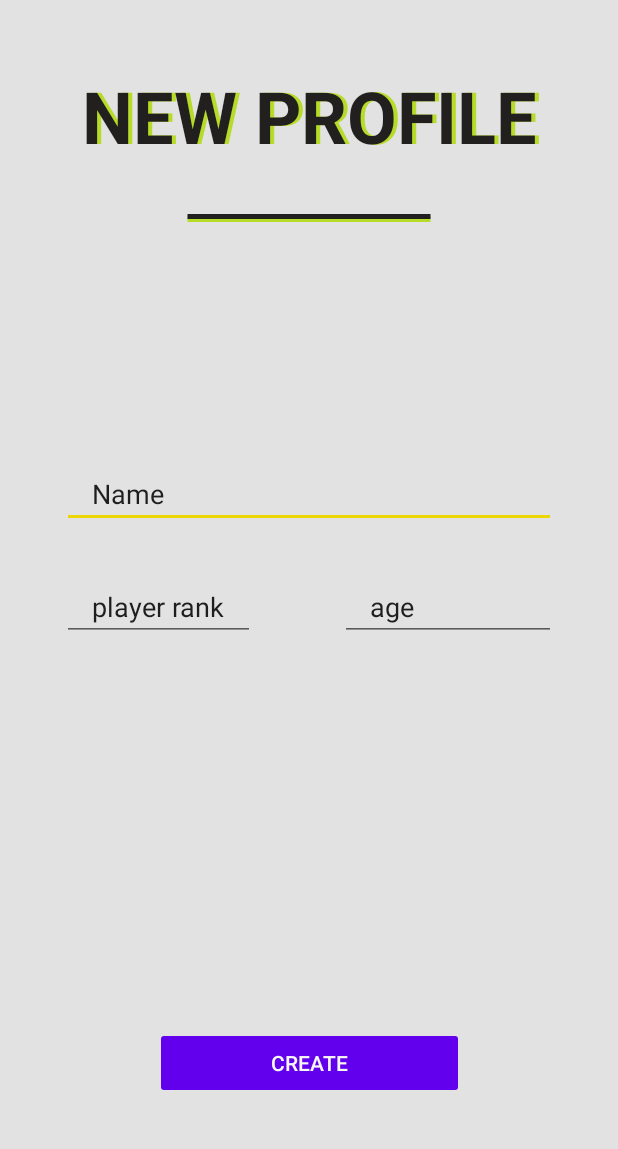
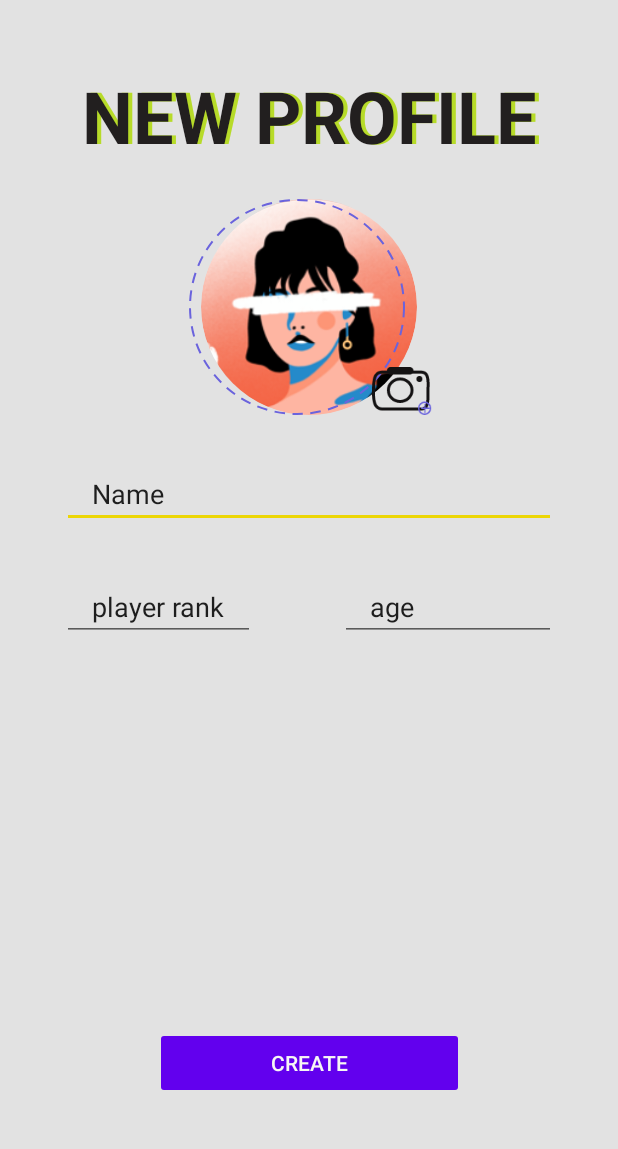
Before and after one commit to DanielIKKA/TennisTrackerApp, an Android app: the screen it shows after launch (MainActivity), in the side drawer, after a tap on "New player", on a phone screen of 412 x 824 dp, the part 62-1211 px from its top. Run offline under Robolectric (Android 15) with nearby library versions, the phone set to English and light mode, and no system bars; our stand-ins replace CircleImageView.

Commit message:
add image on xml

```diff
--- a/app/src/main/res/drawable/circle.xml
+++ b/app/src/main/res/drawable/circle.xml
@@ -5,8 +5,8 @@
             <stroke
                 android:color="@color/colorAccent_secondary"
                 android:dashGap="5sp"
-                android:dashWidth="10sp"
-                android:width="1.5sp"/>
+                android:dashWidth="7sp"
+                android:width="1sp"/>
         </shape>
     </item>
 </selector>
--- a/app/src/main/res/layout/fragment_new_profile.xml
+++ b/app/src/main/res/layout/fragment_new_profile.xml
@@ -1,5 +1,6 @@
 <?xml version="1.0" encoding="utf-8"?>
-<androidx.constraintlayout.widget.ConstraintLayout xmlns:android="http://schemas.android.com/apk/res/android"
+<androidx.constraintlayout.widget.ConstraintLayout
+    xmlns:android="http://schemas.android.com/apk/res/android"
     xmlns:app="http://schemas.android.com/apk/res-auto"
     xmlns:tools="http://schemas.android.com/tools"
     android:id="@+id/new_profile_layout"
@@ -37,32 +38,50 @@
         android:textStyle="bold"
         app:layout_constraintTop_toTopOf="parent" />
 
+    <!-- body -->
+    <de.hdodenhof.circleimageview.CircleImageView
+        android:id="@+id/new_profile_image"
+        android:layout_width="0dp"
+        android:layout_height="0dp"
+
+        app:layout_constraintStart_toStartOf="parent"
+        app:layout_constraintEnd_toEndOf="parent"
+        app:layout_constraintBottom_toTopOf="@id/new_profile_field_name"
+        app:layout_constraintDimensionRatio="1:1"
+        app:layout_constraintWidth_percent="0.35"
+        android:layout_marginVertical="30dp"
+
+
+        android:src="@drawable/default_profile"
+        android:scaleType="centerCrop"
+        />
     <View
-        android:id="@+id/new_profile_bar_highlight"
+        android:id="@+id/new_profile_dashed_circle"
         android:layout_width="0dp"
-        android:layout_height="10dp"
+        android:layout_height="0dp"
 
-        android:layout_marginTop="2dp"
-        android:background="@drawable/line_bold_highlight"
-        app:layout_constraintEnd_toEndOf="@id/new_profile_bar"
-        app:layout_constraintStart_toStartOf="@id/new_profile_bar"
+        app:layout_constraintTop_toTopOf="@id/new_profile_image"
+        app:layout_constraintBottom_toBottomOf="@id/new_profile_image"
 
-        app:layout_constraintTop_toTopOf="@id/new_profile_bar" />
+        app:layout_constraintStart_toStartOf="parent"
+        app:layout_constraintEnd_toEndOf="parent"
+        app:layout_constraintDimensionRatio="1:1"
+        app:layout_constraintHorizontal_bias="0.47"
 
+        android:background="@drawable/circle"
+        />
     <View
-        android:id="@+id/new_profile_bar"
-        android:layout_width="0dp"
-        android:layout_height="10dp"
+        android:layout_width="40dp"
+        android:layout_height="0dp"
 
-        android:layout_marginTop="30dp"
-        android:background="@drawable/line_bold_dark"
-        app:layout_constraintEnd_toEndOf="parent"
-        app:layout_constraintStart_toStartOf="parent"
-        app:layout_constraintTop_toBottomOf="@id/new_profile_title"
+        app:layout_constraintBottom_toBottomOf="@id/new_profile_image"
+        app:layout_constraintStart_toEndOf="@id/new_profile_dashed_circle"
+        app:layout_constraintEnd_toEndOf="@id/new_profile_image"
+        app:layout_constraintHorizontal_bias="0.7"
+        app:layout_constraintDimensionRatio="5:4"
+        android:background="@drawable/camera"
+        />
 
-        app:layout_constraintWidth_percent="0.4" />
-
-    <!-- body -->
     <androidx.appcompat.widget.AppCompatEditText
         android:id="@+id/new_profile_field_name"
         android:layout_width="0dp"
```
Also changed, not shown: app/src/main/res/drawable-hdpi/camera.png (added), app/src/main/res/drawable-hdpi/default_profile.png (added), app/src/main/res/drawable-mdpi/camera.png (added), app/src/main/res/drawable-mdpi/default_profile.png (added), app/src/main/res/drawable-xhdpi/camera.png (added), app/src/main/res/drawable-xhdpi/default_profile.png (added), app/src/main/res/drawable-xxhdpi/camera.png (added), app/src/main/res/drawable-xxhdpi/default_profile.png (added), app/src/main/res/drawable-xxxhdpi/camera.png (added), app/src/main/res/drawable-xxxhdpi/default_profile.png (added).
